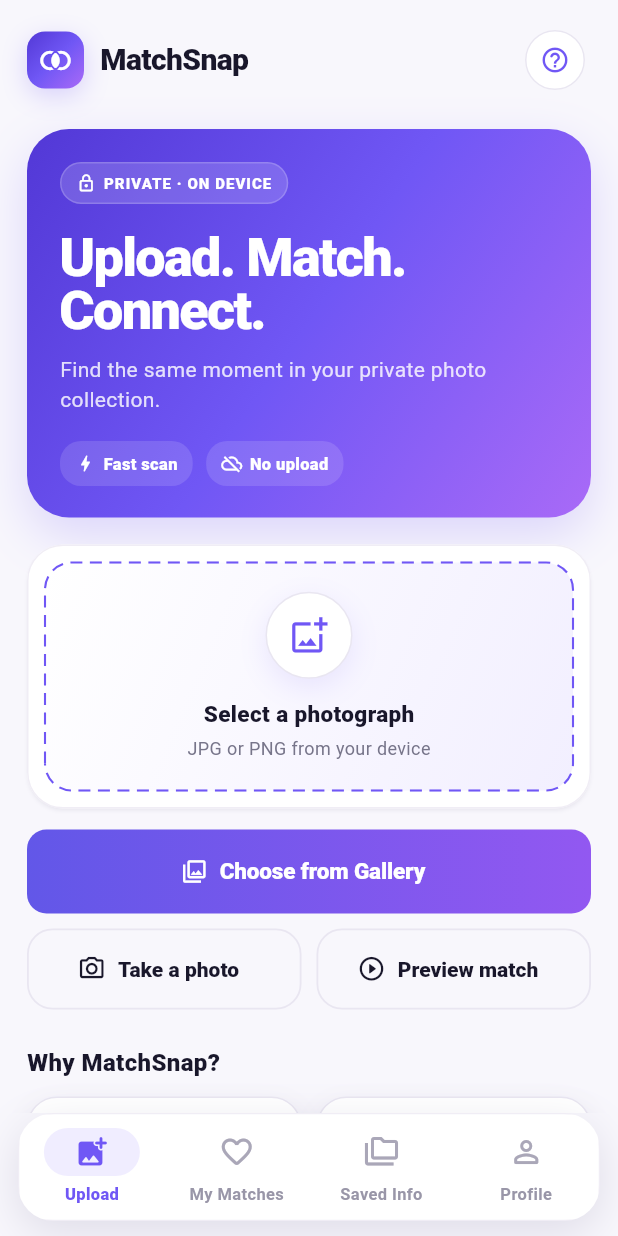
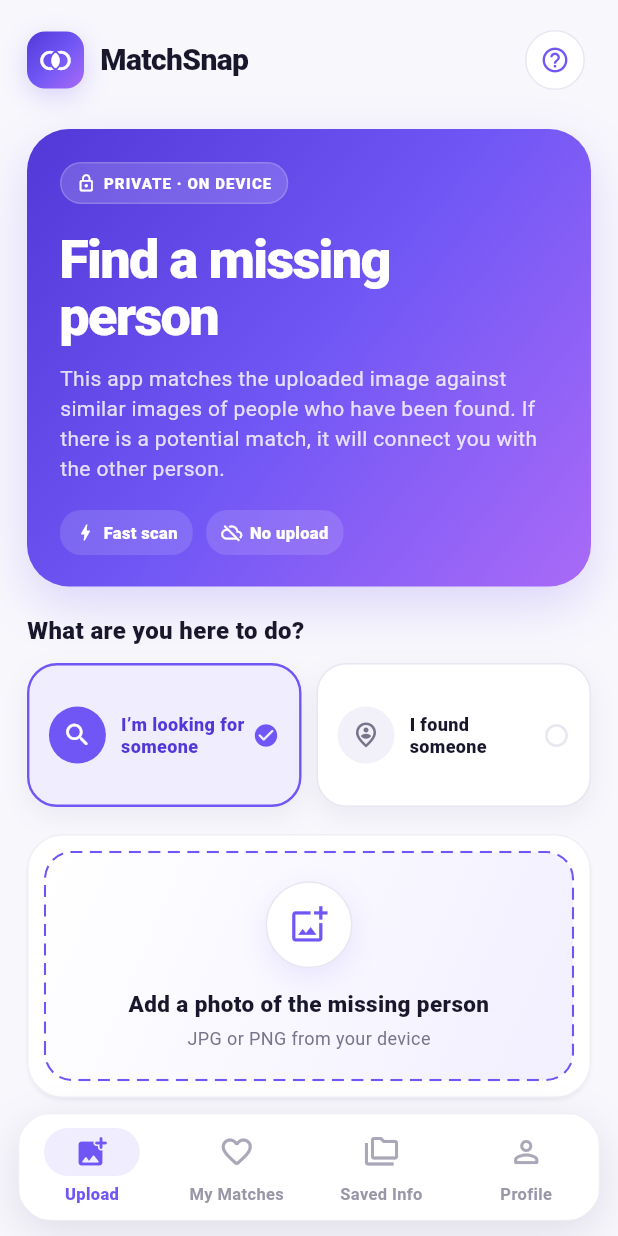
Before and after one commit to reachvishwadeep-ux/vishProjects, a Flutter app: the screen it shows after launch, on a phone screen of 412 x 824 dp. Run offline on Flutter 3.47's test engine with Material 3 defaults, Android fonts, the phone set to English and light mode, and no system bars; our stand-ins replace flutter_image_compress, image_picker.

Commit message:
Clarify missing person upload intent
Co-Authored-By: Devin AI <158243242+devin-ai-integration[bot]@users.noreply.github.com>

```diff
--- a/face-recognition-app/poc_app/lib/screens/match_screen.dart
+++ b/face-recognition-app/poc_app/lib/screens/match_screen.dart
@@ -8,10 +8,22 @@ import '../repository/sample_set.dart';
 import '../theme.dart';
 import 'active_upload_screen.dart';
 
-class MatchScreen extends StatelessWidget {
+enum _UploadIntent { looking, found }
+
+class MatchScreen extends StatefulWidget {
   const MatchScreen({super.key, required this.state});
 
   final AppState state;
+
+  @override
+  State<MatchScreen> createState() => _MatchScreenState();
+}
+
+class _MatchScreenState extends State<MatchScreen> {
+  _UploadIntent _intent = _UploadIntent.looking;
+
+  AppState get state => widget.state;
+  bool get _isLooking => _intent == _UploadIntent.looking;
 
   Future<void> _pick(BuildContext context, ImageSource source) async {
     final picked = await ImagePicker().pickImage(
@@ -190,17 +202,19 @@ class MatchScreen extends StatelessWidget {
                 ),
                 const SizedBox(height: 18),
                 Text(
-                  'Upload. Match.\nConnect.',
+                  'Find a missing person',
                   style: Theme.of(context).textTheme.displaySmall?.copyWith(
                         color: Colors.white,
                         fontWeight: FontWeight.w900,
-                        height: .98,
+                        height: 1.05,
                         letterSpacing: -1.1,
                       ),
                 ),
                 const SizedBox(height: 12),
                 Text(
-                  'Find the same moment in your private photo collection.',
+                  'This app matches the uploaded image against similar images '
+                  'of people who have been found. If there is a potential '
+                  'match, it will connect you with the other person.',
                   style: TextStyle(
                     color: Colors.white.withValues(alpha: .82),
                     height: 1.45,
@@ -220,6 +234,37 @@ class MatchScreen extends StatelessWidget {
                 ),
               ],
             ),
+          ),
+          const SizedBox(height: 18),
+          const Text(
+            'What are you here to do?',
+            style: TextStyle(fontSize: 16, fontWeight: FontWeight.w900),
+          ),
+          const SizedBox(height: 10),
+          Row(
+            children: [
+              Expanded(
+                child: _IntentCard(
+                  icon: Icons.search_rounded,
+                  label: 'I’m looking for someone',
+                  selected: _isLooking,
+                  onTap: () {
+                    setState(() => _intent = _UploadIntent.looking);
+                  },
+                ),
+              ),
+              const SizedBox(width: 10),
+              Expanded(
+                child: _IntentCard(
+                  icon: Icons.person_pin_circle_outlined,
+                  label: 'I found someone',
+                  selected: !_isLooking,
+                  onTap: () {
+                    setState(() => _intent = _UploadIntent.found);
+                  },
+                ),
+              ),
+            ],
           ),
           const SizedBox(height: 18),
           Card(
@@ -263,8 +308,11 @@ class MatchScreen extends StatelessWidget {
                           ),
                         ),
                         const SizedBox(height: 13),
-                        const Text(
-                          'Select a photograph',
+                        Text(
+                          _isLooking
+                              ? 'Add a photo of the missing person'
+                              : 'Add a photo of the person found',
+                          textAlign: TextAlign.center,
                           style: TextStyle(
                             fontSize: 15,
                             fontWeight: FontWeight.w900,
@@ -399,6 +447,86 @@ class MatchScreen extends StatelessWidget {
             ),
           ),
         ],
+      ),
+    );
+  }
+}
+
+class _IntentCard extends StatelessWidget {
+  const _IntentCard({
+    required this.icon,
+    required this.label,
+    required this.selected,
+    required this.onTap,
+  });
+
+  final IconData icon;
+  final String label;
+  final bool selected;
+  final VoidCallback onTap;
+
+  @override
+  Widget build(BuildContext context) {
+    return Semantics(
+      button: true,
+      selected: selected,
+      child: InkWell(
+        onTap: onTap,
+        borderRadius: BorderRadius.circular(20),
+        child: AnimatedContainer(
+          duration: const Duration(milliseconds: 180),
+          height: 96,
+          padding: const EdgeInsets.all(13),
+          decoration: BoxDecoration(
+            color: selected ? brandLavender : Colors.white,
+            borderRadius: BorderRadius.circular(20),
+            border: Border.all(
+              color: selected ? brandPurple : brandBorder,
+              width: selected ? 1.6 : 1,
+            ),
+            boxShadow: const [
+              BoxShadow(
+                color: Color(0x12382E64),
+                blurRadius: 14,
+                offset: Offset(0, 6),
+              ),
+            ],
+          ),
+          child: Row(
+            children: [
+              Container(
+                width: 38,
+                height: 38,
+                decoration: BoxDecoration(
+                  color: selected ? brandPurple : brandSurfaceStrong,
+                  shape: BoxShape.circle,
+                ),
+                child: Icon(
+                  icon,
+                  color: selected ? Colors.white : brandMuted,
+                  size: 20,
+                ),
+              ),
+              const SizedBox(width: 10),
+              Expanded(
+                child: Text(
+                  label,
+                  style: TextStyle(
+                    color: selected ? brandPurpleDark : brandInk,
+                    fontSize: 12,
+                    height: 1.25,
+                    fontWeight: FontWeight.w900,
+                  ),
+                ),
+              ),
+              Icon(
+                selected ? Icons.check_circle_rounded : Icons.circle_outlined,
+                color: selected ? brandPurple : brandBorder,
+                size: 18,
+              ),
+            ],
+          ),
+        ),
       ),
     );
   }
```
Also changed, not shown: 1 other file.
